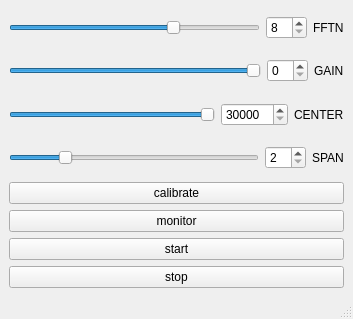
ddomax/LimeSuiteSpectrumAnalyzer, file mainwindow.ui: the form before one commit.
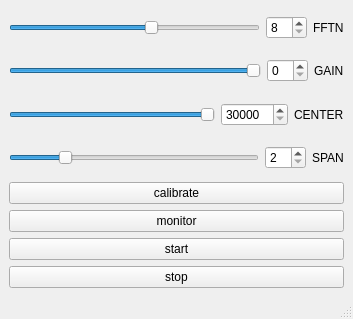
The form after the commit.

The edit to the form file:
```diff
--- a/mainwindow.ui
+++ b/mainwindow.ui
@@ -23,7 +23,7 @@
          <number>8</number>
         </property>
         <property name="maximum">
-         <number>20</number>
+         <number>22</number>
         </property>
         <property name="pageStep">
          <number>1</number>
```
Left out of the diff: 2 changed lines with no effect on the pictures.
